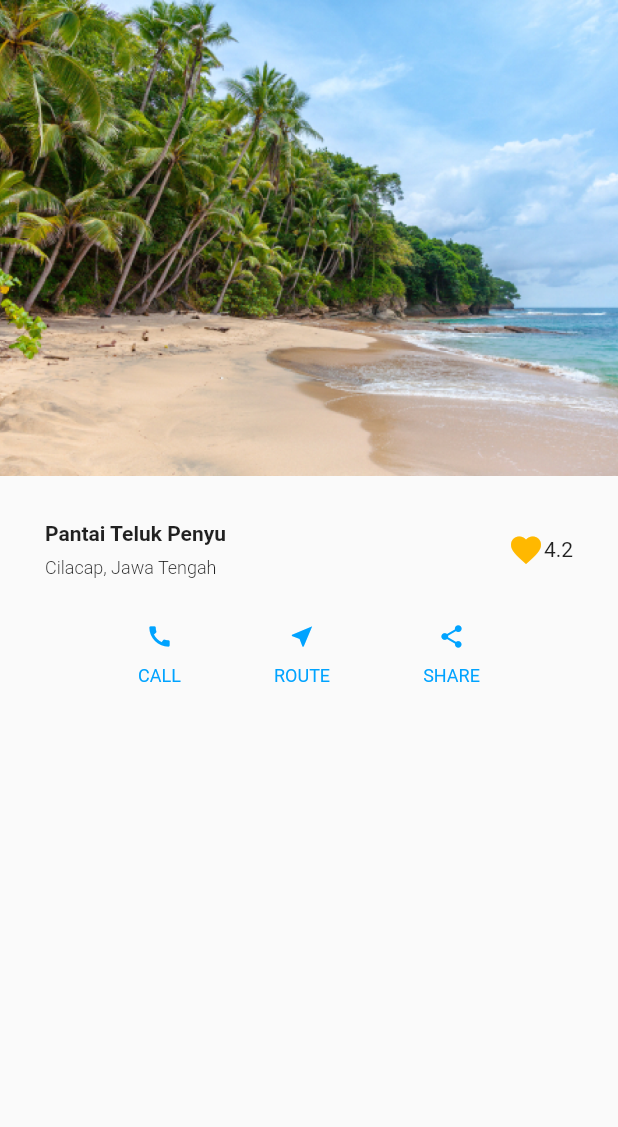
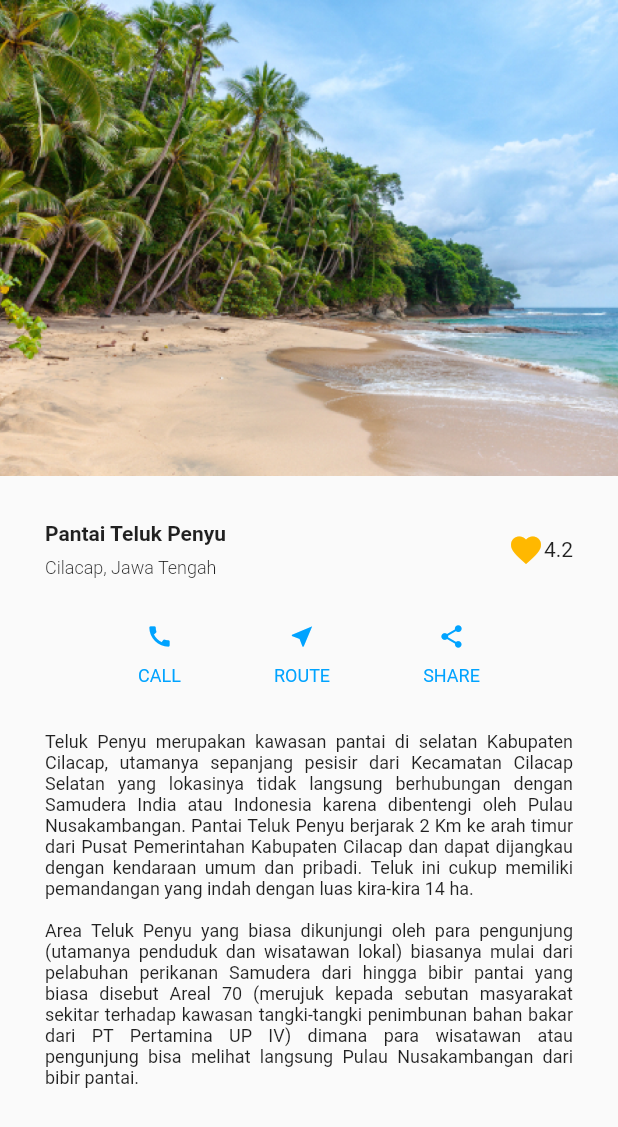
Before and after one commit to haffsriyandrayusuf/bwa_basic, a Flutter app: the screen it shows after launch, on a phone screen of 412 x 824 dp. Shown: the top 1127 px of the screen. Run offline on Flutter 3.47's test engine with Material 2 defaults, Android fonts, the phone set to English and light mode, and no system bars.

Commit message:
menambahkan description

```diff
--- a/lib/home_page.dart
+++ b/lib/home_page.dart
@@ -7,8 +7,7 @@ class HomePage extends StatelessWidget {
   Widget build(BuildContext context) {
     return Scaffold(
       body: SafeArea(
-        child: Column(
-          crossAxisAlignment: CrossAxisAlignment.start,
+        child: ListView(
           children: [
             Image.asset(
               'assets/image.png',
@@ -134,6 +133,19 @@ class HomePage extends StatelessWidget {
                 ],
               ),
             ),
+            SizedBox(
+              height: 30,
+            ),
+            Padding(
+              padding: EdgeInsets.only(left: 30, right: 30, bottom: 30),
+              child: Text(
+                'Teluk Penyu merupakan kawasan pantai di selatan Kabupaten Cilacap, utamanya sepanjang pesisir dari Kecamatan Cilacap Selatan yang lokasinya tidak langsung berhubungan dengan Samudera India atau Indonesia karena dibentengi oleh Pulau Nusakambangan. Pantai Teluk Penyu berjarak 2 Km ke arah timur dari Pusat Pemerintahan Kabupaten Cilacap dan dapat dijangkau dengan kendaraan umum dan pribadi. Teluk ini cukup memiliki pemandangan yang indah dengan luas kira-kira 14 ha. \n\n Area Teluk Penyu yang biasa dikunjungi oleh para pengunjung (utamanya penduduk dan wisatawan lokal) biasanya mulai dari pelabuhan perikanan Samudera dari hingga bibir pantai yang biasa disebut Areal 70 (merujuk kepada sebutan masyarakat sekitar terhadap kawasan tangki-tangki penimbunan bahan bakar dari PT Pertamina UP IV) dimana para wisatawan atau pengunjung bisa melihat langsung Pulau Nusakambangan dari bibir pantai.',
+                style: TextStyle(
+                  fontSize: 12,
+                ),
+                textAlign: TextAlign.justify,
+              ),
+            )
           ],
         ),
       ),
```
